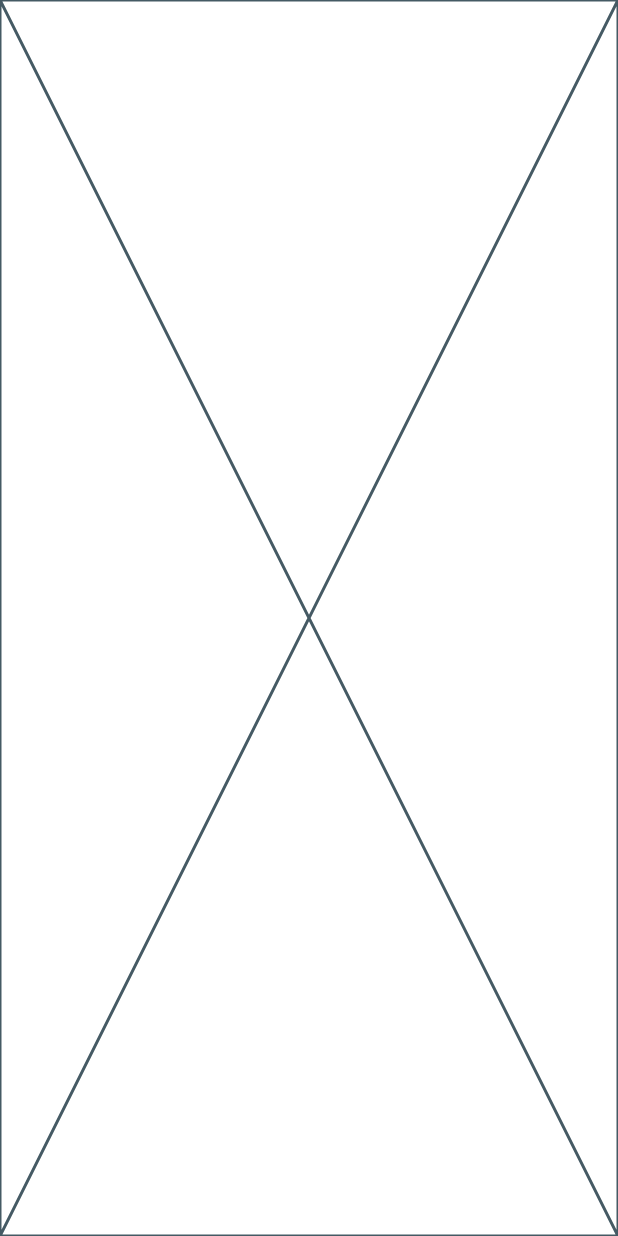
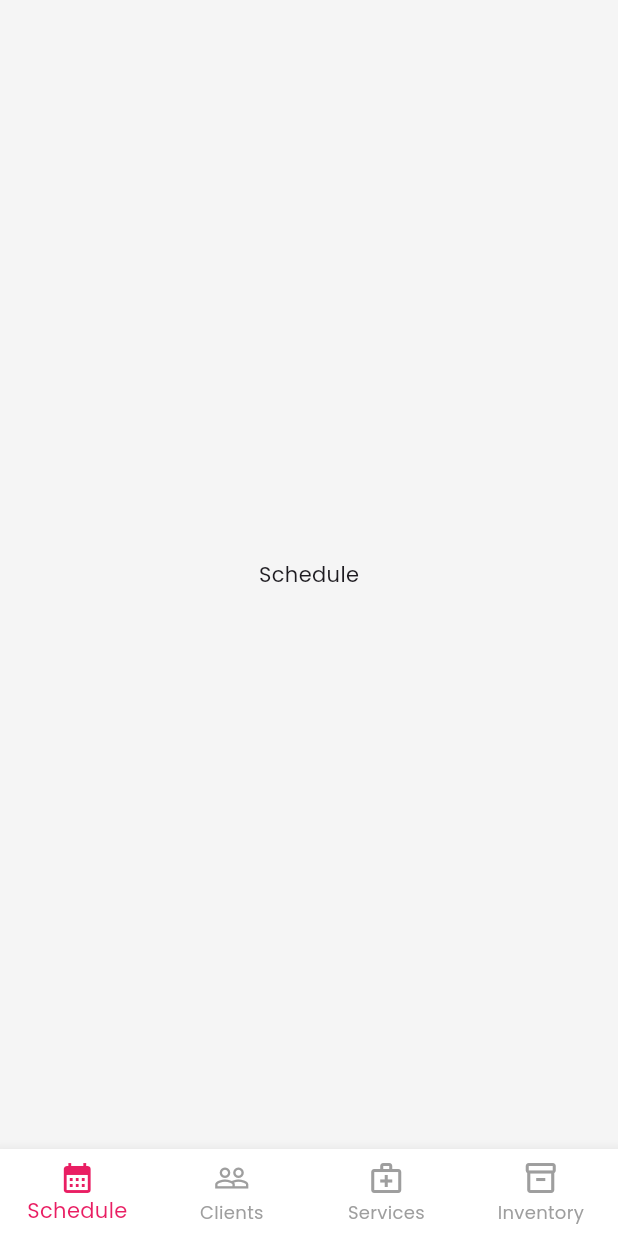
Before and after one commit to IcaroManuel/scientia, a Flutter app: the screen it shows after launch, on a phone screen of 412 x 824 dp. Run offline on Flutter 3.47's test engine with Material 3 defaults, Android fonts, the phone set to English and light mode, and no system bars; our stand-ins replace google_fonts.

Commit message:
add: create screens base

```diff
--- a/lib/main.dart
+++ b/lib/main.dart
@@ -1,6 +1,8 @@
 import 'package:flutter/material.dart';
 import 'package:google_fonts/google_fonts.dart';
+import 'package:flutter_localizations/flutter_localizations.dart';
 import 'core/app_colors.dart';
+import 'screens/main_screen.dart';
 
 void main() {
   runApp(const AestheticsClinicApp());
@@ -14,13 +16,26 @@ class AestheticsClinicApp extends StatelessWidget {
     return MaterialApp(
       title: 'Aesthetics Clinic',
       debugShowCheckedModeBanner: false,
+      localizationsDelegates: const [
+        GlobalMaterialLocalizations.delegate,
+        GlobalWidgetsLocalizations.delegate,
+        GlobalCupertinoLocalizations.delegate,
+      ],
+      supportedLocales: const [
+        // Locale('en', ''), // English
+        Locale('pt', 'BR'), // Portuguese
+      ],
       theme: ThemeData(
         useMaterial3: true,
         colorScheme: ColorScheme.fromSeed(seedColor: AppColors.primary),
-        textTheme: GoogleFonts.poppinsTextTheme(), // Fonte moderna
+        textTheme: GoogleFonts.poppinsTextTheme(),
         scaffoldBackgroundColor: AppColors.background,
+        bottomNavigationBarTheme: const BottomNavigationBarThemeData(
+          backgroundColor: Colors.white,
+          elevation: 8,
+        ),
       ),
-      home: const Placeholder(), // Vamos substituir pela HomeScreen em breve
+      home: const MainScreen(),
     );
   }
 }
--- /dev/null
+++ b/lib/screens/clients/clients_page.dart
@@ -0,0 +1,10 @@
+import 'package:flutter/material.dart';
+
+class ClientsPage extends StatelessWidget {
+  const ClientsPage({super.key});
+
+  @override
+  Widget build(BuildContext context) {
+    return const Center(child: Text('Clients'));
+  }
+}
--- /dev/null
+++ b/lib/screens/inventory/inventory_page.dart
@@ -0,0 +1,10 @@
+import 'package:flutter/material.dart';
+
+class InventoryPage extends StatelessWidget {
+  const InventoryPage({super.key});
+
+  @override
+  Widget build(BuildContext context) {
+    return const Center(child: Text('Inventory'));
+  }
+}
--- /dev/null
+++ b/lib/screens/main_screen.dart
@@ -0,0 +1,65 @@
+import 'package:flutter/material.dart';
+import '../core/app_colors.dart';
+import 'schedule/schedule_page.dart';
+import 'clients/clients_page.dart';
+import 'services/services_page.dart';
+import 'inventory/inventory_page.dart';
+
+class MainScreen extends StatefulWidget {
+  const MainScreen({super.key});
+
+  @override
+  State<MainScreen> createState() => MainScreenState();
+}
+
+class MainScreenState extends State<MainScreen> {
+  int currentIndex = 0;
+
+  final List<Widget> _pages = [
+    const SchedulePage(),
+    const ClientsPage(),
+    const ServicesPage(),
+    const InventoryPage(),
+  ];
+
+  @override
+  Widget build(BuildContext context) {
+    return Scaffold(
+      body: IndexedStack(index: currentIndex, children: _pages),
+      bottomNavigationBar: BottomNavigationBar(
+        currentIndex: currentIndex,
+        onTap: (index) {
+          setState(() {
+            currentIndex = index;
+          });
+        },
+        type: BottomNavigationBarType.fixed,
+        selectedItemColor: AppColors.primary,
+        unselectedItemColor: Colors.grey,
+        showUnselectedLabels: true,
+        items: const [
+          BottomNavigationBarItem(
+            icon: Icon(Icons.calendar_month_outlined),
+            activeIcon: Icon(Icons.calendar_month),
+            label: 'Schedule',
+          ),
+          BottomNavigationBarItem(
+            icon: Icon(Icons.people_outline),
+            activeIcon: Icon(Icons.people),
+            label: 'Clients',
+          ),
+          BottomNavigationBarItem(
+            icon: Icon(Icons.medical_services_outlined),
+            activeIcon: Icon(Icons.medical_services),
+            label: 'Services',
+          ),
+          BottomNavigationBarItem(
+            icon: Icon(Icons.inventory_2_outlined),
+            activeIcon: Icon(Icons.inventory_2),
+            label: 'Inventory',
+          ),
+        ],
+      ),
+    );
+  }
+}
--- /dev/null
+++ b/lib/screens/schedule/schedule_page.dart
@@ -0,0 +1,10 @@
+import 'package:flutter/material.dart';
+
+class SchedulePage extends StatelessWidget {
+  const SchedulePage({super.key});
+
+  @override
+  Widget build(BuildContext context) {
+    return const Center(child: Text('Schedule'));
+  }
+}
--- /dev/null
+++ b/lib/screens/services/services_page.dart
@@ -0,0 +1,10 @@
+import 'package:flutter/material.dart';
+
+class ServicesPage extends StatelessWidget {
+  const ServicesPage({super.key});
+
+  @override
+  Widget build(BuildContext context) {
+    return const Center(child: Text('Services'));
+  }
+}
--- a/pubspec.yaml
+++ b/pubspec.yaml
@@ -11,11 +11,13 @@ dependencies:
     sdk: flutter
 
   cupertino_icons: ^1.0.8
-  intl: ^0.19.0
+  intl: ^0.20.2
   google_fonts: ^6.2.1
   dio: ^5.4.1
   table_calendar: ^3.1.0
   flutter_spinkit: ^5.2.1
+  flutter_localizations:
+    sdk: flutter
 
 dev_dependencies:
   flutter_test:
```
Also changed, not shown: pubspec.lock.
